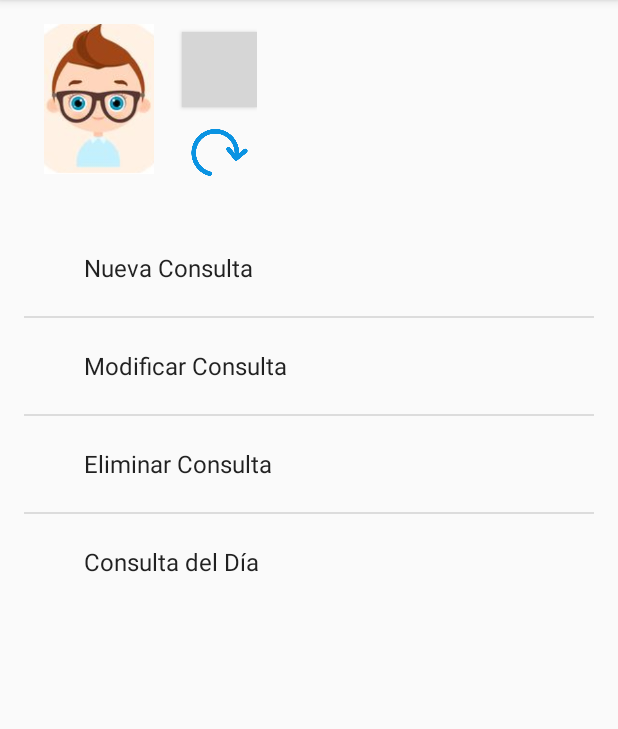
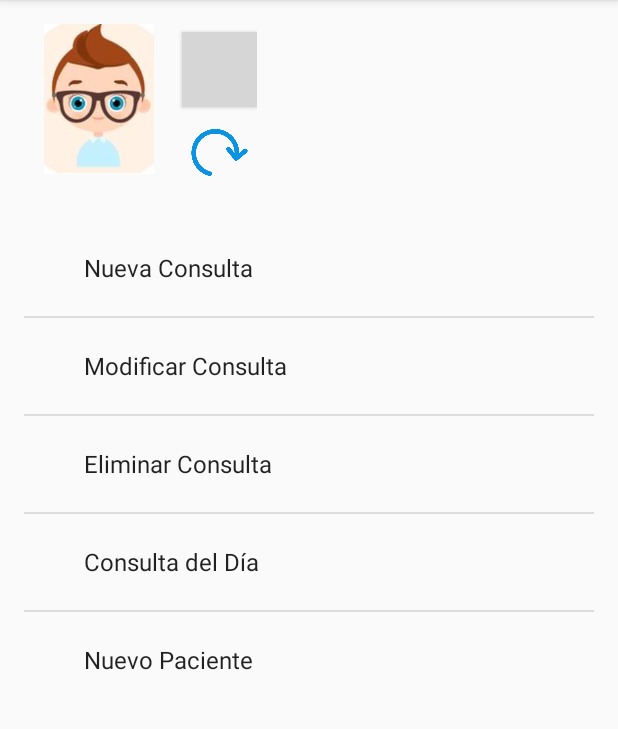
Before and after one commit to edgkid/OptotypeRepositoryV4, an Android app: the DashBoardActivity screen opened directly, with no data from a screen before it, after a tap on "Consulta del Día", on a phone screen of 412 x 824 dp, the part 84-813 px from its top. Run offline under Robolectric (Android 15) with nearby library versions, the light colour scheme and no system bars; grey boxes are pictures that could not be loaded.

Commit message:
ajustando estructura

```diff
--- a/OptotypeSystemDevelop/app/src/main/java/com/example/edgar/optotypesystemdevelop/DashBoardActivity.java
+++ b/OptotypeSystemDevelop/app/src/main/java/com/example/edgar/optotypesystemdevelop/DashBoardActivity.java
@@ -127,7 +127,9 @@ public class DashBoardActivity extends AppCompatActivity implements View.OnClick
         menuDoctor = new String []{ "Nueva Consulta",
                                     "Modificar Consulta",
                                     "Eliminar Consulta",
-                                    "Consulta del Día" };
+                                    "Consulta del Día",
+                                    "Nuevo Paciente"
+        };
 
         ArrayAdapter<String> adapterMenuDoctor = new ArrayAdapter<String>(this,android.R.layout.simple_expandable_list_item_1, menuDoctor);
         listViewMenu.setAdapter(adapterMenuDoctor);
@@ -179,9 +181,10 @@ public class DashBoardActivity extends AppCompatActivity implements View.OnClick
                     case 3:
                         Toast.makeText(contextActivity,"Consultas del Día",Toast.LENGTH_SHORT).show();
                         break;
-
+                    case 4:
+                        Toast.makeText(contextActivity,"Nuevo Paciente",Toast.LENGTH_SHORT).show();
+                        break;
                 }
-
             }
         });
 
```
